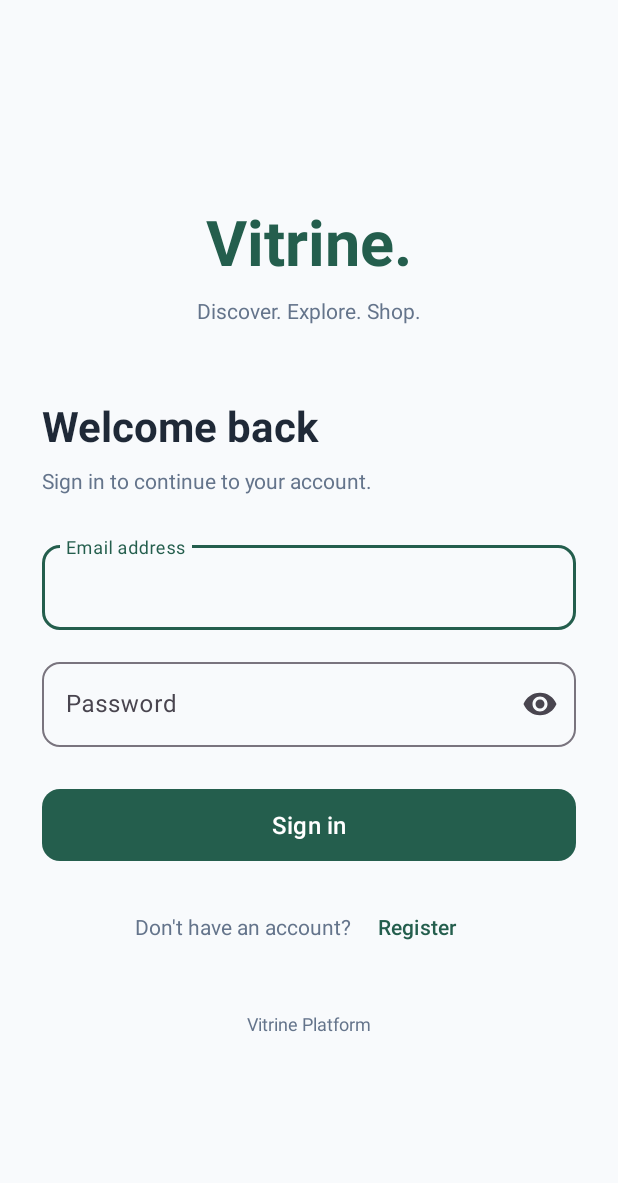
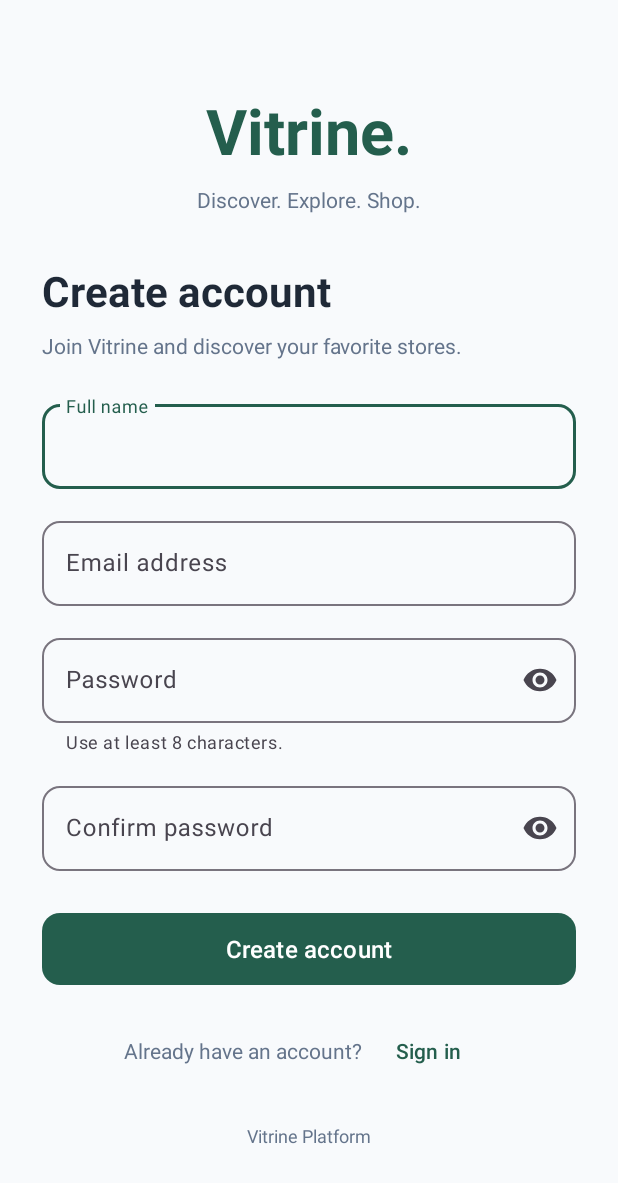
Before and after one commit to lazozl/VitrineApp, an Android app: the screen it shows after launch (LoginActivity before the commit, RegisterActivity after it), after a tap on "Register", on a phone screen of 412 x 824 dp. Shown: the top 1183 px of the screen. Run offline under Robolectric (Android 15) with nearby library versions, the phone set to English and light mode, and no system bars.

Commit message:
Implement registration screen and form validation

```diff
--- a/app/src/main/java/com/example/vitrine/ui/auth/LoginActivity.kt
+++ b/app/src/main/java/com/example/vitrine/ui/auth/LoginActivity.kt
@@ -9,7 +9,7 @@ import android.widget.Toast
 import androidx.appcompat.app.AppCompatActivity
 import androidx.core.widget.doAfterTextChanged
 import com.example.vitrine.databinding.ActivityLoginBinding
-
+import android.content.Intent
 class LoginActivity : AppCompatActivity() {
 
     private lateinit var binding: ActivityLoginBinding
@@ -49,11 +49,13 @@ class LoginActivity : AppCompatActivity() {
         }
 
         binding.tvRegister.setOnClickListener {
-            Toast.makeText(
+
+            val intent = Intent(
                 this,
-                "Registration screen coming soon",
-                Toast.LENGTH_SHORT
-            ).show()
+                RegisterActivity::class.java
+            )
+
+            startActivity(intent)
         }
     }
 
--- /dev/null
+++ b/app/src/main/java/com/example/vitrine/ui/auth/RegisterActivity.kt
@@ -0,0 +1,201 @@
+
+package com.example.vitrine.ui.auth
+
+import android.os.Bundle
+import android.util.Patterns
+import android.view.View
+import android.view.inputmethod.EditorInfo
+import androidx.appcompat.app.AppCompatActivity
+import androidx.core.widget.doAfterTextChanged
+import com.example.vitrine.databinding.ActivityRegisterBinding
+import com.google.android.material.dialog.MaterialAlertDialogBuilder
+
+class RegisterActivity : AppCompatActivity() {
+
+    private lateinit var binding: ActivityRegisterBinding
+
+    override fun onCreate(savedInstanceState: Bundle?) {
+        super.onCreate(savedInstanceState)
+
+        binding = ActivityRegisterBinding.inflate(layoutInflater)
+        setContentView(binding.root)
+
+        setupListeners()
+    }
+
+    private fun setupListeners() {
+
+        binding.btnRegister.setOnClickListener {
+            validateRegistration()
+        }
+
+        binding.btnGoToLogin.setOnClickListener {
+            finish()
+        }
+
+        binding.etName.doAfterTextChanged {
+            binding.nameLayout.error = null
+            hideGeneralError()
+        }
+
+        binding.etEmail.doAfterTextChanged {
+            binding.emailLayout.error = null
+            hideGeneralError()
+        }
+
+        binding.etPassword.doAfterTextChanged {
+            binding.passwordLayout.error = null
+            binding.confirmPasswordLayout.error = null
+            hideGeneralError()
+        }
+
+        binding.etConfirmPassword.doAfterTextChanged {
+            binding.confirmPasswordLayout.error = null
+            hideGeneralError()
+        }
+
+        binding.etConfirmPassword.setOnEditorActionListener {
+                _, actionId, _ ->
+
+            if (actionId == EditorInfo.IME_ACTION_DONE) {
+                validateRegistration()
+                true
+            } else {
+                false
+            }
+        }
+    }
+
+    private fun validateRegistration() {
+
+        val name = binding.etName.text.toString().trim()
+        val email = binding.etEmail.text.toString().trim()
+        val password = binding.etPassword.text.toString()
+        val confirmPassword =
+            binding.etConfirmPassword.text.toString()
+
+        binding.nameLayout.error = null
+        binding.emailLayout.error = null
+        binding.passwordLayout.error = null
+        binding.confirmPasswordLayout.error = null
+
+        hideGeneralError()
+
+        var isValid = true
+
+        // Validate full name
+
+        if (name.isEmpty()) {
+            binding.nameLayout.error = "Full name is required"
+            isValid = false
+        }
+
+        // Validate email
+
+        if (email.isEmpty()) {
+            binding.emailLayout.error = "Email is required"
+            isValid = false
+
+        } else if (!Patterns.EMAIL_ADDRESS.matcher(email).matches()) {
+            binding.emailLayout.error =
+                "Enter a valid email address"
+
+            isValid = false
+        }
+
+        // Validate password
+
+        if (password.isEmpty()) {
+            binding.passwordLayout.error =
+                "Password is required"
+
+            isValid = false
+
+        } else if (password.length < 8) {
+            binding.passwordLayout.error =
+                "Password must contain at least 8 characters"
+
+            isValid = false
+        }
+
+        // Validate password confirmation
+
+        if (confirmPassword.isEmpty()) {
+            binding.confirmPasswordLayout.error =
+                "Please confirm your password"
+
+            isValid = false
+
+        } else if (password != confirmPassword) {
+            binding.confirmPasswordLayout.error =
+                "Passwords do not match"
+
+            isValid = false
+        }
+
+        if (!isValid) {
+            return
+        }
+
+        submitRegistration(name, email, password)
+    }
+
+    private fun submitRegistration(
+        name: String,
+        email: String,
+        password: String
+    ) {
+
+        // TODO: Replace temporary testing logic with REST API.
+
+        // Simulate an already registered test account.
+
+        if (email.equals("test@example.com", ignoreCase = true)) {
+
+            showGeneralError(
+                "Unable to register with this email address."
+            )
+
+            return
+        }
+
+        // UI validation test only.
+        // No real account is created or stored.
+
+        MaterialAlertDialogBuilder(this)
+            .setTitle("Validation successful")
+            .setMessage(
+                "Your registration details are valid. " +
+                        "Account creation will be available after " +
+                        "connecting to the server."
+            )
+            .setPositiveButton("Back to sign in") { _, _ ->
+                finish()
+            }
+            .show()
+    }
+
+    private fun showGeneralError(message: String) {
+
+        binding.tvRegisterError.text = message
+        binding.tvRegisterError.visibility = View.VISIBLE
+    }
+
+    private fun hideGeneralError() {
+
+        binding.tvRegisterError.visibility = View.GONE
+    }
+
+    private fun setLoading(isLoading: Boolean) {
+
+        binding.progressBar.visibility =
+            if (isLoading) View.VISIBLE else View.GONE
+
+        binding.btnRegister.isEnabled = !isLoading
+        binding.btnGoToLogin.isEnabled = !isLoading
+        binding.etName.isEnabled = !isLoading
+        binding.etEmail.isEnabled = !isLoading
+        binding.etPassword.isEnabled = !isLoading
+        binding.etConfirmPassword.isEnabled = !isLoading
+    }
+}
--- /dev/null
+++ b/app/src/main/res/layout/activity_register.xml
@@ -0,0 +1,231 @@
+<?xml version="1.0" encoding="utf-8"?>
+<ScrollView
+    xmlns:android="http://schemas.android.com/apk/res/android"
+    xmlns:app="http://schemas.android.com/apk/res-auto"
+    android:layout_width="match_parent"
+    android:layout_height="match_parent"
+    android:background="@color/app_background"
+    android:fillViewport="true"
+    android:fitsSystemWindows="true">
+
+    <LinearLayout
+        android:layout_width="match_parent"
+        android:layout_height="wrap_content"
+        android:orientation="vertical"
+        android:gravity="center_vertical"
+        android:padding="28dp">
+
+        <TextView
+            android:layout_width="match_parent"
+            android:layout_height="wrap_content"
+            android:text="Vitrine."
+            android:textSize="42sp"
+            android:textStyle="bold"
+            android:gravity="center"
+            android:textColor="@color/primary_green" />
+
+        <TextView
+            android:layout_width="match_parent"
+            android:layout_height="wrap_content"
+            android:layout_marginTop="8dp"
+            android:text="Discover. Explore. Shop."
+            android:textSize="14sp"
+            android:gravity="center"
+            android:textColor="@color/text_secondary" />
+
+        <TextView
+            android:layout_width="match_parent"
+            android:layout_height="wrap_content"
+            android:layout_marginTop="32dp"
+            android:text="Create account"
+            android:textSize="28sp"
+            android:textStyle="bold"
+            android:textColor="@color/text_primary" />
+
+        <TextView
+            android:layout_width="match_parent"
+            android:layout_height="wrap_content"
+            android:layout_marginTop="8dp"
+            android:text="Join Vitrine and discover your favorite stores."
+            android:textSize="14sp"
+            android:textColor="@color/text_secondary" />
+
+        <!-- Full Name -->
+
+        <com.google.android.material.textfield.TextInputLayout
+            android:id="@+id/nameLayout"
+            style="@style/Widget.Material3.TextInputLayout.OutlinedBox"
+            android:layout_width="match_parent"
+            android:layout_height="wrap_content"
+            android:layout_marginTop="24dp"
+            android:hint="Full name"
+            app:boxCornerRadiusTopStart="12dp"
+            app:boxCornerRadiusTopEnd="12dp"
+            app:boxCornerRadiusBottomStart="12dp"
+            app:boxCornerRadiusBottomEnd="12dp">
+
+            <com.google.android.material.textfield.TextInputEditText
+                android:id="@+id/etName"
+                android:layout_width="match_parent"
+                android:layout_height="wrap_content"
+                android:inputType="textPersonName|textCapWords"
+                android:autofillHints="name"
+                android:imeOptions="actionNext"
+                android:maxLines="1" />
+
+        </com.google.android.material.textfield.TextInputLayout>
+
+        <!-- Email Address -->
+
+        <com.google.android.material.textfield.TextInputLayout
+            android:id="@+id/emailLayout"
+            style="@style/Widget.Material3.TextInputLayout.OutlinedBox"
+            android:layout_width="match_parent"
+            android:layout_height="wrap_content"
+            android:layout_marginTop="16dp"
+            android:hint="Email address"
+            app:boxCornerRadiusTopStart="12dp"
+            app:boxCornerRadiusTopEnd="12dp"
+            app:boxCornerRadiusBottomStart="12dp"
+            app:boxCornerRadiusBottomEnd="12dp">
+
+            <com.google.android.material.textfield.TextInputEditText
+                android:id="@+id/etEmail"
+                android:layout_width="match_parent"
+                android:layout_height="wrap_content"
+                android:inputType="textEmailAddress"
+                android:autofillHints="emailAddress"
+                android:imeOptions="actionNext"
+                android:maxLines="1" />
+
+        </com.google.android.material.textfield.TextInputLayout>
+
+        <!-- Password -->
+
+        <com.google.android.material.textfield.TextInputLayout
+            android:id="@+id/passwordLayout"
+            style="@style/Widget.Material3.TextInputLayout.OutlinedBox"
+            android:layout_width="match_parent"
+            android:layout_height="wrap_content"
+            android:layout_marginTop="16dp"
+            android:hint="Password"
+            app:endIconMode="password_toggle"
+            app:helperText="Use at least 8 characters."
+            app:boxCornerRadiusTopStart="12dp"
+            app:boxCornerRadiusTopEnd="12dp"
+            app:boxCornerRadiusBottomStart="12dp"
+            app:boxCornerRadiusBottomEnd="12dp">
+
+            <com.google.android.material.textfield.TextInputEditText
+                android:id="@+id/etPassword"
+                android:layout_width="match_parent"
+                android:layout_height="wrap_content"
+                android:inputType="textPassword"
+                android:autofillHints="newPassword"
+                android:imeOptions="actionNext"
+                android:maxLines="1" />
+
+        </com.google.android.material.textfield.TextInputLayout>
+
+        <!-- Confirm Password -->
+
+        <com.google.android.material.textfield.TextInputLayout
+            android:id="@+id/confirmPasswordLayout"
+            style="@style/Widget.Material3.TextInputLayout.OutlinedBox"
+            android:layout_width="match_parent"
+            android:layout_height="wrap_content"
+            android:layout_marginTop="16dp"
+            android:hint="Confirm password"
+            app:endIconMode="password_toggle"
+            app:boxCornerRadiusTopStart="12dp"
+            app:boxCornerRadiusTopEnd="12dp"
+            app:boxCornerRadiusBottomStart="12dp"
+            app:boxCornerRadiusBottomEnd="12dp">
+
+            <com.google.android.material.textfield.TextInputEditText
+                android:id="@+id/etConfirmPassword"
+                android:layout_width="match_parent"
+                android:layout_height="wrap_content"
+                android:inputType="textPassword"
+                android:autofillHints="newPassword"
+                android:imeOptions="actionDone"
+                android:maxLines="1" />
+
+        </com.google.android.material.textfield.TextInputLayout>
+
+        <!-- Register Button -->
+
+        <com.google.android.material.button.MaterialButton
+            android:id="@+id/btnRegister"
+            android:layout_width="match_parent"
+            android:layout_height="56dp"
+            android:layout_marginTop="24dp"
+            android:text="Create account"
+            android:textSize="16sp"
+            android:textColor="@color/white"
+            app:backgroundTint="@color/primary_green"
+            app:cornerRadius="12dp" />
+
+        <!-- General Error Message -->
+
+        <TextView
+            android:id="@+id/tvRegisterError"
+            android:layout_width="match_parent"
+            android:layout_height="wrap_content"
+            android:layout_marginTop="12dp"
+            android:background="@color/error_background"
+            android:padding="14dp"
+            android:gravity="center"
+            android:textColor="@color/error_red"
+            android:textSize="14sp"
+            android:visibility="gone" />
+
+        <!-- Loading Indicator -->
+
+        <ProgressBar
+            android:id="@+id/progressBar"
+            android:layout_width="36dp"
+            android:layout_height="36dp"
+            android:layout_gravity="center"
+            android:layout_marginTop="16dp"
+            android:indeterminateTint="@color/primary_green"
+            android:visibility="gone" />
+
+        <!-- Return to Login -->
+
+        <LinearLayout
+            android:layout_width="match_parent"
+            android:layout_height="wrap_content"
+            android:layout_marginTop="16dp"
+            android:gravity="center"
+            android:orientation="horizontal">
+
+            <TextView
+                android:layout_width="wrap_content"
+                android:layout_height="wrap_content"
+                android:text="Already have an account?"
+                android:textColor="@color/text_secondary"
+                android:textSize="14sp" />
+
+            <com.google.android.material.button.MaterialButton
+                android:id="@+id/btnGoToLogin"
+                style="@style/Widget.Material3.Button.TextButton"
+                android:layout_width="wrap_content"
+                android:layout_height="48dp"
+                android:text="Sign in"
+                android:textColor="@color/primary_green" />
+
+        </LinearLayout>
+
+        <TextView
+            android:layout_width="match_parent"
+            android:layout_height="wrap_content"
+            android:layout_marginTop="24dp"
+            android:gravity="center"
+            android:text="Vitrine Platform"
+            android:textColor="@color/text_secondary"
+            android:textSize="12sp" />
+
+    </LinearLayout>
+
+</ScrollView>
```
Also changed, not shown: app/src/main/AndroidManifest.xml (+7 -0 lines).
